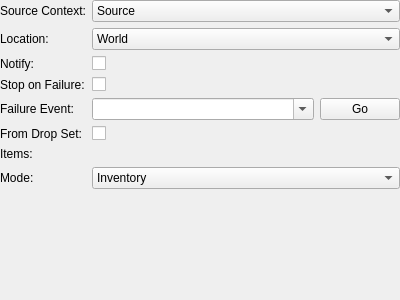
The window that tools/cathedral/ui/ActionAddRemoveItems.ui (comphack/comp_hack) describes before a commit, drawn with Qt 5.
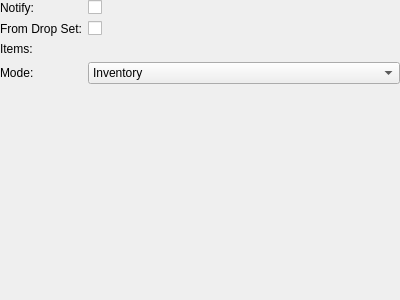
The same window after the commit. Custom widgets are drawn as their Qt base class.

Commit message: Minimizing the base action UI

Diff of the .ui file:
```diff
--- a/tools/cathedral/ui/ActionAddRemoveItems.ui
+++ b/tools/cathedral/ui/ActionAddRemoveItems.ui
@@ -29,145 +29,47 @@
       <enum>QFormLayout::AllNonFixedFieldsGrow</enum>
      </property>
      <item row="0" column="0">
-      <widget class="QLabel" name="lblSourceContext">
-       <property name="text">
-        <string>Source Context:</string>
-       </property>
-      </widget>
-     </item>
-     <item row="0" column="1">
-      <widget class="QComboBox" name="sourceContext">
-       <item>
-        <property name="text">
-         <string>Source</string>
-        </property>
-       </item>
-       <item>
-        <property name="text">
-         <string>Party</string>
-        </property>
-       </item>
-       <item>
-        <property name="text">
-         <string>All</string>
-        </property>
-       </item>
-      </widget>
-     </item>
-     <item row="1" column="0">
-      <widget class="QLabel" name="lblLocation">
-       <property name="text">
-        <string>Location:</string>
-       </property>
-      </widget>
-     </item>
-     <item row="1" column="1">
-      <widget class="QComboBox" name="location">
-       <item>
-        <property name="text">
-         <string>World</string>
-        </property>
-       </item>
-       <item>
-        <property name="text">
-         <string>Channel</string>
-        </property>
-       </item>
-       <item>
-        <property name="text">
-         <string>Instance</string>
-        </property>
-       </item>
-       <item>
-        <property name="text">
-         <string>Zone</string>
-        </property>
-       </item>
-      </widget>
-     </item>
-     <item row="2" column="0">
       <widget class="QLabel" name="lblNotify">
        <property name="text">
         <string>Notify:</string>
        </property>
       </widget>
      </item>
-     <item row="2" column="1">
+     <item row="0" column="1">
       <widget class="QCheckBox" name="notify"/>
      </item>
-     <item row="3" column="0">
-      <widget class="QLabel" name="lblStopOnFailure">
-       <property name="text">
-        <string>Stop on Failure:</string>
-       </property>
-      </widget>
-     </item>
-     <item row="3" column="1">
-      <widget class="QCheckBox" name="stopOnFailure"/>
-     </item>
-     <item row="4" column="0">
-      <widget class="QLabel" name="lblFailureEvent">
-       <property name="text">
-        <string>Failure Event:</string>
-       </property>
-      </widget>
-     </item>
-     <item row="4" column="1">
-      <layout class="QHBoxLayout" name="layoutFailureEvent">
-       <item>
-        <widget class="QComboBox" name="onFailureEvent">
-         <property name="sizePolicy">
-          <sizepolicy hsizetype="Expanding" vsizetype="Fixed">
-           <horstretch>0</horstretch>
-           <verstretch>0</verstretch>
-          </sizepolicy>
-         </property>
-         <property name="editable">
-          <bool>true</bool>
-         </property>
-        </widget>
-       </item>
-       <item>
-        <widget class="QPushButton" name="onFailureEventGo">
-         <property name="text">
-          <string>Go</string>
-         </property>
-        </widget>
-       </item>
-      </layout>
-     </item>
-     <item row="6" column="0">
-      <widget class="QLabel" name="lblItems">
-       <property name="text">
-        <string>Items:</string>
-       </property>
-      </widget>
-     </item>
-     <item row="6" column="1">
-      <widget class="ActionMap" name="items" native="true"/>
-     </item>
-     <item row="5" column="0">
+     <item row="1" column="0">
       <widget class="QLabel" name="lblFromDropSet">
        <property name="text">
         <string>From Drop Set:</string>
        </property>
       </widget>
      </item>
-     <item row="5" column="1">
+     <item row="1" column="1">
       <widget class="QCheckBox" name="fromDropSet">
        <property name="text">
         <string/>
        </property>
       </widget>
      </item>
-     <item row="7" column="0">
+     <item row="2" column="0">
+      <widget class="QLabel" name="lblItems">
+       <property name="text">
+        <string>Items:</string>
+       </property>
+      </widget>
+     </item>
+     <item row="2" column="1">
+      <widget class="ActionMap" name="items" native="true"/>
+     </item>
+     <item row="3" column="0">
       <widget class="QLabel" name="lblMode">
        <property name="text">
         <string>Mode:</string>
        </property>
       </widget>
      </item>
-     <item row="7" column="1">
+     <item row="3" column="1">
       <widget class="QComboBox" name="mode">
        <item>
         <property name="text">
```
The commit also changes 50 other files.
